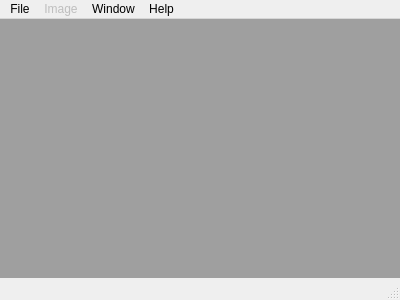
zjucsxxd/Qt-Image-Viewer-1, file mainwindow.ui: the form before one commit.
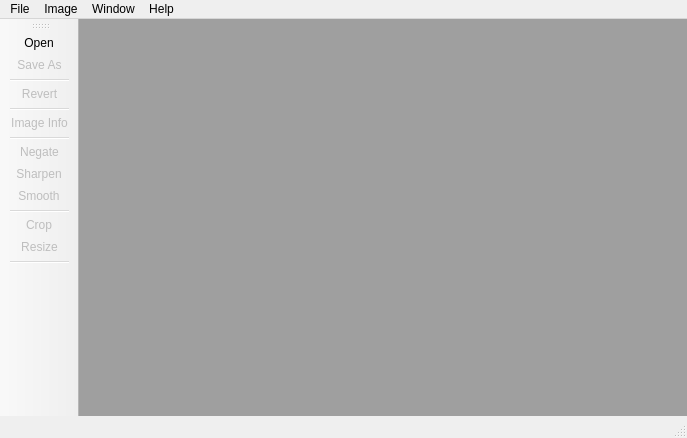
The form after the commit.

Commit message: Add toolbar (with zoom slider) and improve the zoom dialog

Patch:
```diff
--- a/mainwindow.ui
+++ b/mainwindow.ui
@@ -6,8 +6,8 @@
    <rect>
     <x>0</x>
     <y>0</y>
-    <width>400</width>
-    <height>300</height>
+    <width>687</width>
+    <height>438</height>
    </rect>
   </property>
   <property name="windowTitle">
@@ -31,8 +31,8 @@
     <rect>
      <x>0</x>
      <y>0</y>
-     <width>400</width>
-     <height>25</height>
+     <width>687</width>
+     <height>21</height>
     </rect>
    </property>
    <widget class="QMenu" name="menuFile">
@@ -45,10 +45,7 @@
     <addaction name="separator"/>
     <addaction name="actionQuit"/>
    </widget>
-   <widget class="QMenu" name="menuEdit">
-    <property name="enabled">
-     <bool>false</bool>
-    </property>
+   <widget class="QMenu" name="menuImage">
     <property name="title">
      <string>Image</string>
     </property>
@@ -79,11 +76,36 @@
     <addaction name="separator"/>
    </widget>
    <addaction name="menuFile"/>
-   <addaction name="menuEdit"/>
+   <addaction name="menuImage"/>
    <addaction name="menuWindow"/>
    <addaction name="menuHelp"/>
   </widget>
   <widget class="QStatusBar" name="statusBar"/>
+  <widget class="QToolBar" name="toolBar">
+   <property name="windowTitle">
+    <string>Image operations</string>
+   </property>
+   <attribute name="toolBarArea">
+    <enum>LeftToolBarArea</enum>
+   </attribute>
+   <attribute name="toolBarBreak">
+    <bool>false</bool>
+   </attribute>
+   <addaction name="actionOpen"/>
+   <addaction name="actionSave"/>
+   <addaction name="separator"/>
+   <addaction name="actionRevert"/>
+   <addaction name="separator"/>
+   <addaction name="actionImage_Info"/>
+   <addaction name="separator"/>
+   <addaction name="actionInvert"/>
+   <addaction name="actionSharpen"/>
+   <addaction name="actionSmooth"/>
+   <addaction name="separator"/>
+   <addaction name="actionCrop"/>
+   <addaction name="actionResize"/>
+   <addaction name="separator"/>
+  </widget>
   <action name="actionOpen">
    <property name="text">
     <string>Open...</string>
@@ -94,7 +116,7 @@
   </action>
   <action name="actionInvert">
    <property name="enabled">
-    <bool>true</bool>
+    <bool>false</bool>
    </property>
    <property name="text">
     <string>Negate</string>
@@ -104,6 +126,9 @@
    </property>
   </action>
   <action name="actionSharpen">
+   <property name="enabled">
+    <bool>false</bool>
+   </property>
    <property name="text">
     <string>Sharpen</string>
    </property>
@@ -112,6 +137,9 @@
    </property>
   </action>
   <action name="actionSmooth">
+   <property name="enabled">
+    <bool>false</bool>
+   </property>
    <property name="text">
     <string>Smooth</string>
    </property>
@@ -180,6 +208,9 @@
    </property>
   </action>
   <action name="actionImage_Info">
+   <property name="enabled">
+    <bool>false</bool>
+   </property>
    <property name="text">
     <string>Image Info</string>
    </property>
@@ -192,13 +223,16 @@
     <bool>false</bool>
    </property>
    <property name="text">
-    <string>Revert</string>
+    <string>Revert...</string>
    </property>
    <property name="statusTip">
     <string>Revert back to the file on disk</string>
    </property>
   </action>
   <action name="actionCrop">
+   <property name="enabled">
+    <bool>false</bool>
+   </property>
    <property name="text">
     <string>Crop</string>
    </property>
@@ -212,8 +246,11 @@
    </property>
   </action>
   <action name="actionResize">
+   <property name="enabled">
+    <bool>false</bool>
+   </property>
    <property name="text">
-    <string>Resize</string>
+    <string>Resize...</string>
    </property>
    <property name="statusTip">
     <string>Resize the image</string>
```
Left out of the diff: 200 changed lines with no effect on the pictures. The commit also changes 6 other files.
